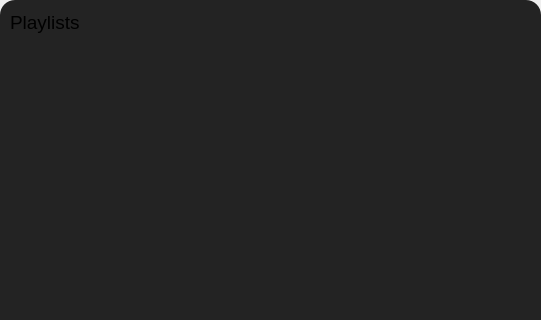
MilanJzo/eda-mp3, file src/frontend/playlists.ui: the form before one commit; both pictures show x 0 to 541 and y 0 to 320 of the 541 by 634 pixel window.
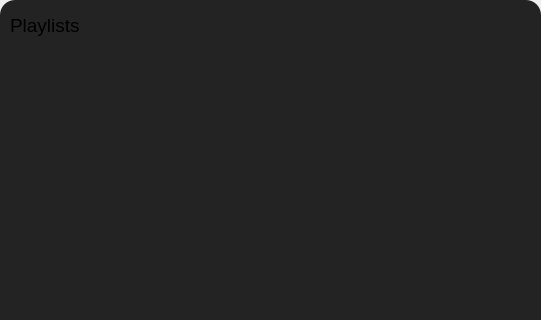
The form after the commit. Icons and pictures are not drawn.

Commit message: button hovers icon fixes and adds

Patch:
```diff
--- a/src/frontend/playlists.ui
+++ b/src/frontend/playlists.ui
@@ -40,8 +40,23 @@
 	border-radius: 15px;
 }
 
-#content QPushButton, #scrollArea {
+#scrollArea {
 	border: none;
+}
+
+QPushButton {
+	min-width: 30px;
+	min-height: 30px;
+	max-height: 30px;
+
+	border: none;
+	border-radius: 15px;
+
+	background-color: rgb(35, 35, 35);
+}
+
+QPushButton:hover {
+	background-color: rgb(53, 53, 53);
 }</string>
      </property>
      <layout class="QVBoxLayout" name="contentLayout">
@@ -81,14 +96,14 @@
          <widget class="QPushButton" name="addButton">
           <property name="minimumSize">
            <size>
-            <width>28</width>
-            <height>24</height>
+            <width>30</width>
+            <height>30</height>
            </size>
           </property>
           <property name="maximumSize">
            <size>
             <width>28</width>
-            <height>24</height>
+            <height>30</height>
            </size>
           </property>
           <property name="text">
@@ -113,7 +128,7 @@
            <x>0</x>
            <y>0</y>
            <width>521</width>
-           <height>576</height>
+           <height>572</height>
           </rect>
          </property>
         </widget>
```
The commit also changes 4 other files.
